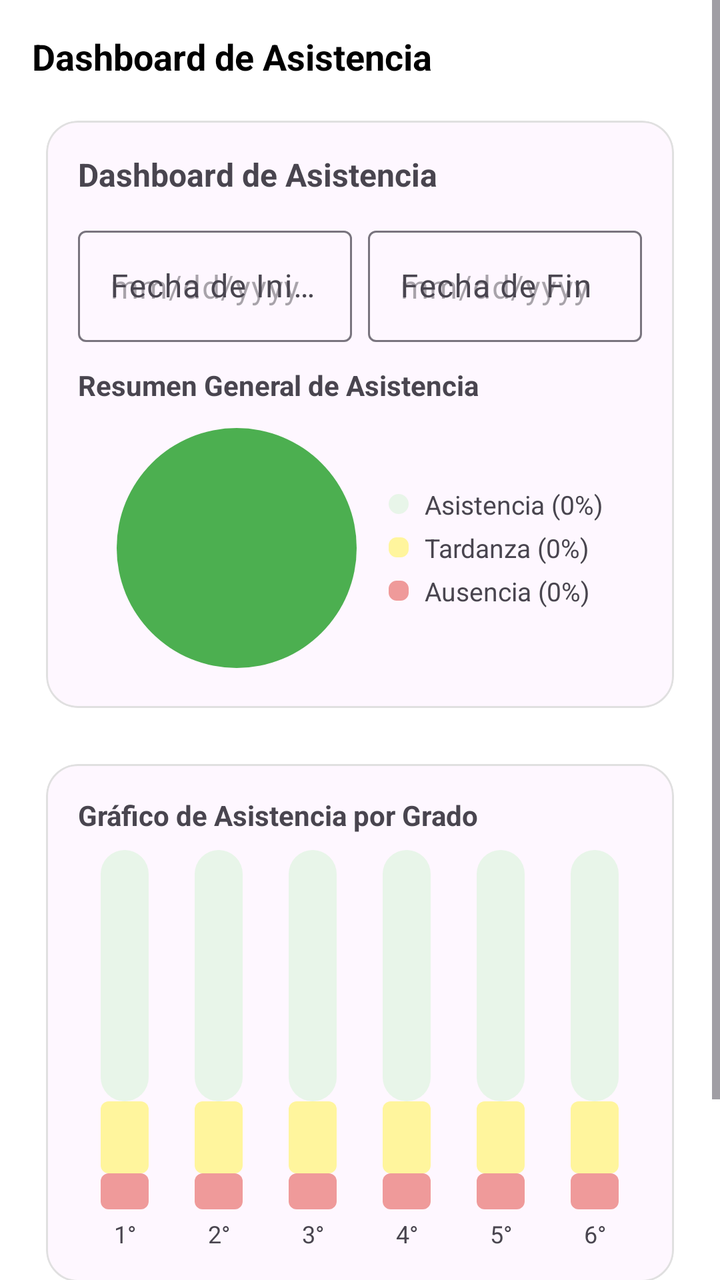
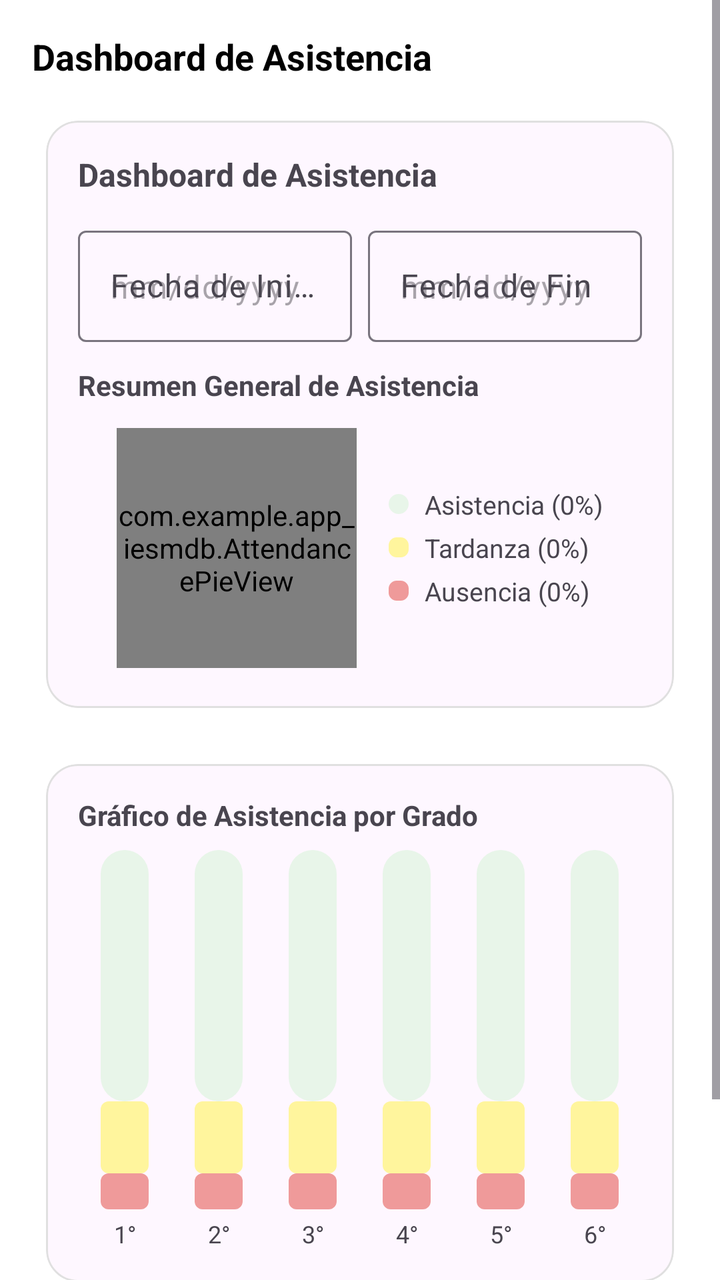

Two renders of the same Android screen: before a commit and after it. Below are the layout's source before the change and the commit's diff.
<!-- AndroidManifest.xml: application theme Theme.App_IESMdB -->
<!-- res/layout/fragment_dashboard.xml -->
<?xml version="1.0" encoding="utf-8"?>
<ScrollView xmlns:android="http://schemas.android.com/apk/res/android"
    xmlns:app="http://schemas.android.com/apk/res-auto"
    android:layout_width="match_parent"
    android:layout_height="match_parent"
    android:fillViewport="true"
    android:background="@android:color/white">

    <LinearLayout
        android:layout_width="match_parent"
        android:layout_height="wrap_content"
        android:orientation="vertical"
        android:padding="16dp">

        
        <TextView
            android:id="@+id/tvDashboardTitle"
            android:layout_width="wrap_content"
            android:layout_height="wrap_content"
            android:text="Dashboard de Asistencia"
            android:textStyle="bold"
            android:textSize="18sp"
            android:paddingBottom="12dp"
            android:textColor="@android:color/black" />

        
        <com.google.android.material.card.MaterialCardView
            android:id="@+id/cardSummary"
            android:layout_width="match_parent"
            android:layout_height="wrap_content"
            android:layout_marginBottom="12dp"
            app:cardCornerRadius="16dp"
            app:cardUseCompatPadding="true"
            app:strokeWidth="1dp"
            app:strokeColor="#E0E0E0">

            <LinearLayout
                android:layout_width="match_parent"
                android:layout_height="wrap_content"
                android:orientation="vertical"
                android:padding="16dp">

                <TextView
                    android:layout_width="wrap_content"
                    android:layout_height="wrap_content"
                    android:text="Dashboard de Asistencia"
                    android:textStyle="bold"
                    android:textSize="16sp"
                    android:paddingBottom="12dp" />

                
                <LinearLayout
                    android:layout_width="match_parent"
                    android:layout_height="wrap_content"
                    android:orientation="horizontal"
                    android:weightSum="2"
                    android:paddingBottom="12dp">

                    <com.google.android.material.textfield.TextInputLayout
                        android:id="@+id/tilStartDate"
                        android:layout_width="0dp"
                        android:layout_height="wrap_content"
                        android:layout_weight="1"
                        android:hint="Fecha de Inicio">

                        <com.google.android.material.textfield.TextInputEditText
                            android:id="@+id/etStartDate"
                            android:layout_width="match_parent"
                            android:layout_height="wrap_content"
                            android:focusable="false"
                            android:inputType="none"
                            android:hint="mm/dd/yyyy" />
                    </com.google.android.material.textfield.TextInputLayout>

                    <Space
                        android:layout_width="8dp"
                        android:layout_height="wrap_content" />

                    <com.google.android.material.textfield.TextInputLayout
                        android:id="@+id/tilEndDate"
                        android:layout_width="0dp"
                        android:layout_height="wrap_content"
                        android:layout_weight="1"
                        android:hint="Fecha de Fin">

                        <com.google.android.material.textfield.TextInputEditText
                            android:id="@+id/etEndDate"
                            android:layout_width="match_parent"
                            android:layout_height="wrap_content"
                            android:focusable="false"
                            android:inputType="none"
                            android:hint="mm/dd/yyyy" />
                    </com.google.android.material.textfield.TextInputLayout>
                </LinearLayout>

                
                <TextView
                    android:layout_width="wrap_content"
                    android:layout_height="wrap_content"
                    android:text="Resumen General de Asistencia"
                    android:textStyle="bold"
                    android:textSize="14sp"
                    android:paddingBottom="8dp" />

                
                <LinearLayout
                    android:layout_width="match_parent"
                    android:layout_height="wrap_content"
                    android:orientation="horizontal"
                    android:gravity="center"
                    android:paddingTop="4dp"
                    android:paddingBottom="4dp">

                    
                    <View
                        android:id="@+id/viewPieChart"
                        android:layout_width="120dp"
                        android:layout_height="120dp"
                        android:layout_marginEnd="16dp"
                        android:background="@drawable/bg_pie_placeholder" />

                    
                    <LinearLayout
                        android:layout_width="wrap_content"
                        android:layout_height="wrap_content"
                        android:orientation="vertical">

                        <LinearLayout
                            android:layout_width="wrap_content"
                            android:layout_height="wrap_content"
                            android:orientation="horizontal"
                            android:paddingBottom="4dp"
                            android:gravity="center_vertical">

                            <View
                                android:layout_width="10dp"
                                android:layout_height="10dp"
                                android:background="@drawable/bg_kpi_green"
                                android:layout_marginEnd="8dp" />

                            <TextView
                                android:id="@+id/tvLegendPresent"
                                android:layout_width="wrap_content"
                                android:layout_height="wrap_content"
                                android:text="Asistencia (0%)"
                                android:textSize="13sp" />
                        </LinearLayout>

                        <LinearLayout
                            android:layout_width="wrap_content"
                            android:layout_height="wrap_content"
                            android:orientation="horizontal"
                            android:paddingBottom="4dp"
                            android:gravity="center_vertical">

                            <View
                                android:layout_width="10dp"
                                android:layout_height="10dp"
                                android:background="@drawable/bg_kpi_yellow"
                                android:layout_marginEnd="8dp" />

                            <TextView
                                android:id="@+id/tvLegendLate"
                                android:layout_width="wrap_content"
                                android:layout_height="wrap_content"
                                android:text="Tardanza (0%)"
                                android:textSize="13sp" />
                        </LinearLayout>

                        <LinearLayout
                            android:layout_width="wrap_content"
                            android:layout_height="wrap_content"
                            android:orientation="horizontal"
                            android:gravity="center_vertical">

                            <View
                                android:layout_width="10dp"
                                android:layout_height="10dp"
                                android:background="@drawable/bg_kpi_red"
                                android:layout_marginEnd="8dp" />

                            <TextView
                                android:id="@+id/tvLegendAbsent"
                                android:layout_width="wrap_content"
                                android:layout_height="wrap_content"
                                android:text="Ausencia (0%)"
                                android:textSize="13sp" />
                        </LinearLayout>
                    </LinearLayout>
                </LinearLayout>
            </LinearLayout>
        </com.google.android.material.card.MaterialCardView>

        
        <com.google.android.material.card.MaterialCardView
            android:id="@+id/cardByGrade"
            android:layout_width="match_parent"
            android:layout_height="wrap_content"
            app:cardCornerRadius="16dp"
            app:cardUseCompatPadding="true"
            app:strokeWidth="1dp"
            app:strokeColor="#E0E0E0">

            <LinearLayout
                android:layout_width="match_parent"
                android:layout_height="wrap_content"
                android:orientation="vertical"
                android:padding="16dp">

                <TextView
                    android:layout_width="wrap_content"
                    android:layout_height="wrap_content"
                    android:text="Gráfico de Asistencia por Grado"
                    android:textStyle="bold"
                    android:textSize="14sp"
                    android:paddingBottom="8dp" />

                
                <LinearLayout
                    android:id="@+id/containerBars"
                    android:layout_width="match_parent"
                    android:layout_height="200dp"
                    android:orientation="horizontal"
                    android:gravity="bottom"
                    android:weightSum="6">

                    
                    
                    <LinearLayout
                        android:layout_width="0dp"
                        android:layout_height="match_parent"
                        android:layout_weight="1"
                        android:orientation="vertical"
                        android:gravity="bottom|center_horizontal">

                        <LinearLayout
                            android:layout_width="24dp"
                            android:layout_height="0dp"
                            android:layout_weight="1"
                            android:orientation="vertical"
                            android:gravity="bottom"
                            android:background="@android:color/transparent">

                            <View
                                android:id="@+id/bar1Present"
                                android:layout_width="match_parent"
                                android:layout_height="0dp"
                                android:layout_weight="7"
                                android:background="@drawable/bg_kpi_green" />

                            <View
                                android:id="@+id/bar1Late"
                                android:layout_width="match_parent"
                                android:layout_height="0dp"
                                android:layout_weight="2"
                                android:background="@drawable/bg_kpi_yellow" />

                            <View
                                android:id="@+id/bar1Absent"
                                android:layout_width="match_parent"
                                android:layout_height="0dp"
                                android:layout_weight="1"
                                android:background="@drawable/bg_kpi_red" />
                        </LinearLayout>

                        <TextView
                            android:layout_width="wrap_content"
                            android:layout_height="wrap_content"
                            android:layout_marginTop="4dp"
                            android:text="1°"
                            android:textSize="12sp" />
                    </LinearLayout>

                    
                    <LinearLayout
                        android:layout_width="0dp"
                        android:layout_height="match_parent"
                        android:layout_weight="1"
                        android:orientation="vertical"
                        android:gravity="bottom|center_horizontal">

                        <LinearLayout
                            android:layout_width="24dp"
                            android:layout_height="0dp"
                            android:layout_weight="1"
                            android:orientation="vertical"
                            android:gravity="bottom">

                            <View
                                android:id="@+id/bar2Present"
                                android:layout_width="match_parent"
                                android:layout_height="0dp"
                                android:layout_weight="7"
                                android:background="@drawable/bg_kpi_green" />

                            <View
                                android:id="@+id/bar2Late"
                                android:layout_width="match_parent"
                                android:layout_height="0dp"
                                android:layout_weight="2"
                                android:background="@drawable/bg_kpi_yellow" />

                            <View
                                android:id="@+id/bar2Absent"
                                android:layout_width="match_parent"
                                android:layout_height="0dp"
                                android:layout_weight="1"
                                android:background="@drawable/bg_kpi_red" />
                        </LinearLayout>

                        <TextView
                            android:layout_width="wrap_content"
                            android:layout_height="wrap_content"
                            android:layout_marginTop="4dp"
                            android:text="2°"
                            android:textSize="12sp" />
                    </LinearLayout>

                    
                    <LinearLayout
                        android:layout_width="0dp"
                        android:layout_height="match_parent"
                        android:layout_weight="1"
                        android:orientation="vertical"
                        android:gravity="bottom|center_horizontal">

                        <LinearLayout
                            android:layout_width="24dp"
                            android:layout_height="0dp"
                            android:layout_weight="1"
                            android:orientation="vertical"
                            android:gravity="bottom">

                            <View
                                android:id="@+id/bar3Present"
                                android:layout_width="match_parent"
                                android:layout_height="0dp"
                                android:layout_weight="7"
                                android:background="@drawable/bg_kpi_green" />

                            <View
                                android:id="@+id/bar3Late"
                                android:layout_width="match_parent"
                                android:layout_height="0dp"
                                android:layout_weight="2"
                                android:background="@drawable/bg_kpi_yellow" />

                            <View
                                android:id="@+id/bar3Absent"
                                android:layout_width="match_parent"
                                android:layout_height="0dp"
                                android:layout_weight="1"
                                android:background="@drawable/bg_kpi_red" />
                        </LinearLayout>

                        <TextView
                            android:layout_width="wrap_content"
                            android:layout_height="wrap_content"
                            android:layout_marginTop="4dp"
                            android:text="3°"
                            android:textSize="12sp" />
                    </LinearLayout>

                    
                    <LinearLayout
                        android:layout_width="0dp"
                        android:layout_height="match_parent"
                        android:layout_weight="1"
                        android:orientation="vertical"
                        android:gravity="bottom|center_horizontal">

                        <LinearLayout
                            android:layout_width="24dp"
                            android:layout_height="0dp"
                            android:layout_weight="1"
                            android:orientation="vertical"
                            android:gravity="bottom">

                            <View
                                android:id="@+id/bar4Present"
                                android:layout_width="match_parent"
                                android:layout_height="0dp"
                                android:layout_weight="7"
                                android:background="@drawable/bg_kpi_green" />

                            <View
                                android:id="@+id/bar4Late"
                                android:layout_width="match_parent"
                                android:layout_height="0dp"
                                android:layout_weight="2"
                                android:background="@drawable/bg_kpi_yellow" />

                            <View
                                android:id="@+id/bar4Absent"
                                android:layout_width="match_parent"
                                android:layout_height="0dp"
                                android:layout_weight="1"
                                android:background="@drawable/bg_kpi_red" />
                        </LinearLayout>

                        <TextView
                            android:layout_width="wrap_content"
                            android:layout_height="wrap_content"
                            android:layout_marginTop="4dp"
                            android:text="4°"
                            android:textSize="12sp" />
                    </LinearLayout>

                    
                    <LinearLayout
                        android:layout_width="0dp"
                        android:layout_height="match_parent"
                        android:layout_weight="1"
                        android:orientation="vertical"
                        android:gravity="bottom|center_horizontal">

                        <LinearLayout
                            android:layout_width="24dp"
                            android:layout_height="0dp"
                            android:layout_weight="1"
                            android:orientation="vertical"
                            android:gravity="bottom">

                            <View
                                android:id="@+id/bar5Present"
                                android:layout_width="match_parent"
                                android:layout_height="0dp"
                                android:layout_weight="7"
                                android:background="@drawable/bg_kpi_green" />

                            <View
                                android:id="@+id/bar5Late"
                                android:layout_width="match_parent"
                                android:layout_height="0dp"
                                android:layout_weight="2"
                                android:background="@drawable/bg_kpi_yellow" />

                            <View
                                android:id="@+id/bar5Absent"
                                android:layout_width="match_parent"
                                android:layout_height="0dp"
                                android:layout_weight="1"
                                android:background="@drawable/bg_kpi_red" />
                        </LinearLayout>

                        <TextView
                            android:layout_width="wrap_content"
                            android:layout_height="wrap_content"
                            android:layout_marginTop="4dp"
                            android:text="5°"
                            android:textSize="12sp" />
                    </LinearLayout>

                    
                    <LinearLayout
                        android:layout_width="0dp"
                        android:layout_height="match_parent"
                        android:layout_weight="1"
                        android:orientation="vertical"
                        android:gravity="bottom|center_horizontal">

                        <LinearLayout
                            android:layout_width="24dp"
                            android:layout_height="0dp"
                            android:layout_weight="1"
                            android:orientation="vertical"
                            android:gravity="bottom">

                            <View
                                android:id="@+id/bar6Present"
                                android:layout_width="match_parent"
                                android:layout_height="0dp"
                                android:layout_weight="7"
                                android:background="@drawable/bg_kpi_green" />

                            <View
                                android:id="@+id/bar6Late"
                                android:layout_width="match_parent"
                                android:layout_height="0dp"
                                android:layout_weight="2"
                                android:background="@drawable/bg_kpi_yellow" />

                            <View
                                android:id="@+id/bar6Absent"
                                android:layout_width="match_parent"
                                android:layout_height="0dp"
                                android:layout_weight="1"
                                android:background="@drawable/bg_kpi_red" />
                        </LinearLayout>

                        <TextView
                            android:layout_width="wrap_content"
                            android:layout_height="wrap_content"
                            android:layout_marginTop="4dp"
                            android:text="6°"
                            android:textSize="12sp" />
                    </LinearLayout>
                </LinearLayout>
            </LinearLayout>
        </com.google.android.material.card.MaterialCardView>

        
        <Space
            android:layout_width="match_parent"
            android:layout_height="80dp" />

    </LinearLayout>
</ScrollView>
<!-- resources referenced by this layout -->
<resources>
  <!-- drawable bg_kpi_green (drawable) -->
  <?xml version="1.0" encoding="utf-8"?>
  <shape xmlns:android="http://schemas.android.com/apk/res/android" android:shape="rectangle">
      <solid android:color="#E8F5E9"/> 
      <corners android:radius="12dp"/>
      <padding android:left="8dp" android:top="8dp" android:right="8dp" android:bottom="8dp"/>
  </shape>
  <!-- drawable bg_kpi_red (drawable) -->
  <?xml version="1.0" encoding="utf-8"?>
  <shape xmlns:android="http://schemas.android.com/apk/res/android"
      android:shape="rectangle">
      <solid android:color="#EF9A9A" />
      <corners android:radius="4dp" />
  </shape>
  <!-- drawable bg_kpi_yellow (drawable) -->
  <?xml version="1.0" encoding="utf-8"?>
  <shape xmlns:android="http://schemas.android.com/apk/res/android"
      android:shape="rectangle">
      <solid android:color="#FFF59D" />
      <corners android:radius="4dp" />
  </shape>
  <!-- drawable bg_pie_placeholder (drawable) -->
  <?xml version="1.0" encoding="utf-8"?>
  <shape xmlns:android="http://schemas.android.com/apk/res/android"
      android:shape="oval">
      <solid android:color="#4CAF50" />
  </shape>
  <style name="Theme.App_IESMdB" parent="Base.Theme.App_IESMdB" />
  <style name="Base.Theme.App_IESMdB" parent="Theme.Material3.Light.NoActionBar">
          <item name="colorPrimary">@color/colorPrimary</item>
          <item name="android:statusBarColor">@android:color/transparent</item>
          <item name="android:navigationBarColor">@color/backgroundLight</item>
          <item name="android:windowLightStatusBar">true</item>
      </style>
  <color name="colorPrimary">#137FEC</color>
  <color name="backgroundLight">#F6F7F8</color>
</resources>

<!-- the commit's change to res/layout/fragment_dashboard.xml (unified diff, before → after) -->
@@ -112,12 +112,12 @@
                     android:paddingBottom="4dp">
 
                     
-                    <View
+                    <com.example.app_iesmdb.AttendancePieView
                         android:id="@+id/viewPieChart"
                         android:layout_width="120dp"
                         android:layout_height="120dp"
-                        android:layout_marginEnd="16dp"
-                        android:background="@drawable/bg_pie_placeholder" />
+                        android:layout_marginEnd="16dp" />
+
 
                     
                     <LinearLayout
<!-- resource entries referenced after the edit -->
@@ -21,12 +21,6 @@
       <solid android:color="#FFF59D" />
       <corners android:radius="4dp" />
   </shape>
-  <!-- drawable bg_pie_placeholder (drawable) -->
-  <?xml version="1.0" encoding="utf-8"?>
-  <shape xmlns:android="http://schemas.android.com/apk/res/android"
-      android:shape="oval">
-      <solid android:color="#4CAF50" />
-  </shape>
   <style name="Theme.App_IESMdB" parent="Base.Theme.App_IESMdB" />
   <style name="Base.Theme.App_IESMdB" parent="Theme.Material3.Light.NoActionBar">
           <item name="colorPrimary">@color/colorPrimary</item>
